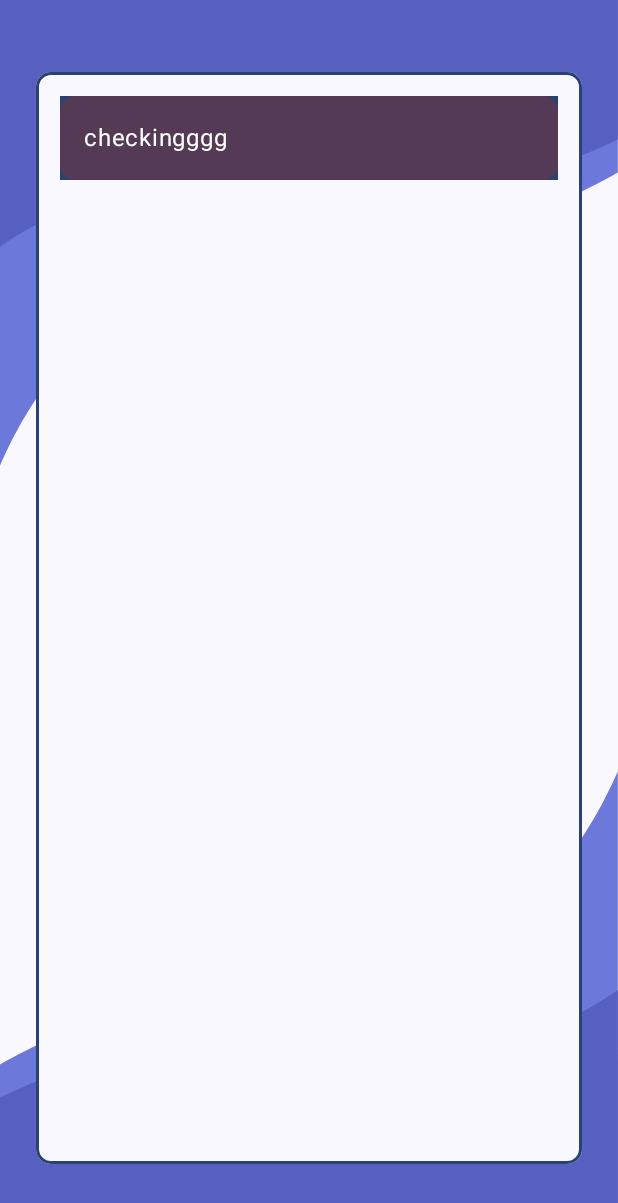
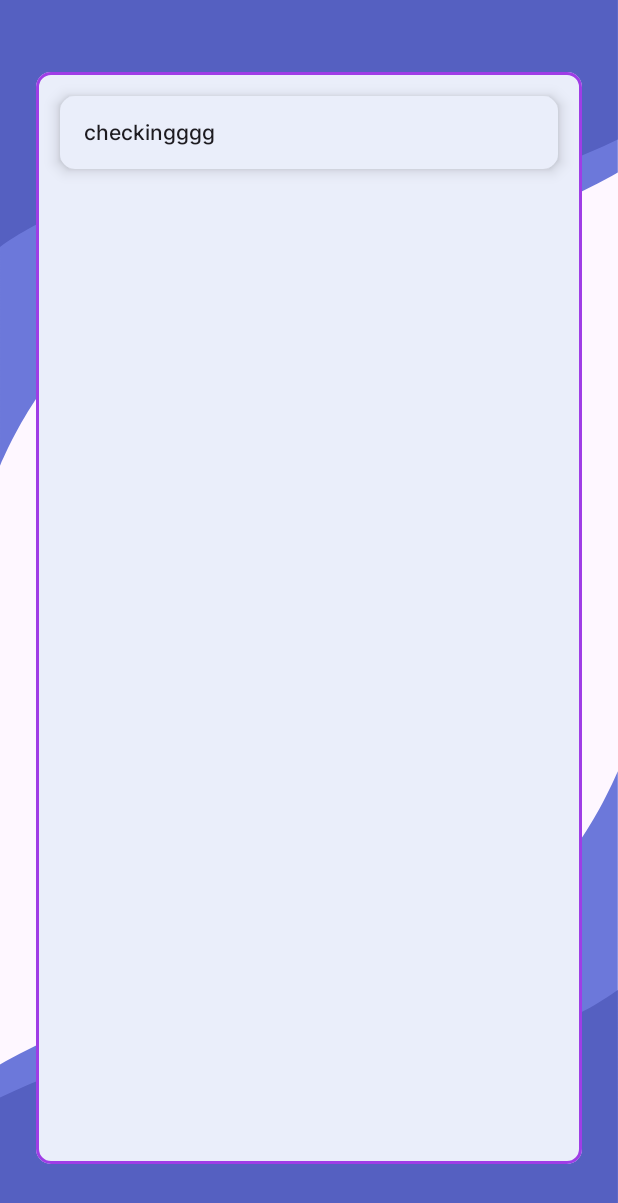
Before and after one commit to aDamian88/LearningZone, an Android app built with Jetpack Compose: the screen it shows after launch (MainActivity), on a phone screen of 412 x 824 dp. Shown: the top 1203 px of the screen. Run offline under Robolectric (Android 15) with nearby library versions, the phone set to English and light mode, and no system bars; our stand-ins replace Dagger/Hilt's generated code, Room's generated code.

Commit message:
Creation of local design system.

```diff
--- a/app/src/main/java/com/adamian/learningzone/MainActivity.kt
+++ b/app/src/main/java/com/adamian/learningzone/MainActivity.kt
@@ -7,7 +7,7 @@ import androidx.activity.viewModels
 import androidx.navigation.compose.rememberNavController
 import com.adamian.learningzone.domain.model.QuestionItem
 import com.adamian.learningzone.ui.loginscreen.LoginView
-import com.adamian.learningzone.ui.theme.LearningZoneTheme
+import com.adamian.learningzone.ui.theme.LearningZoneAppTheme
 import com.adamian.learningzone.ui.viewmodel.QuestionViewModel
 import dagger.hilt.android.AndroidEntryPoint
 
@@ -41,12 +41,10 @@ class MainActivity : ComponentActivity() {
             questionViewModel.saveQuestion(it)
         }
         setContent {
-            LearningZoneTheme {
+            LearningZoneAppTheme {
                 val navController = rememberNavController()
                 LoginView()
                 }
             }
         }
-
-
 }
--- a/app/src/main/java/com/adamian/learningzone/ui/loginscreen/LoginScreen.kt
+++ b/app/src/main/java/com/adamian/learningzone/ui/loginscreen/LoginScreen.kt
@@ -10,9 +10,7 @@ import androidx.compose.foundation.layout.offset
 import androidx.compose.foundation.layout.padding
 import androidx.compose.foundation.shape.RoundedCornerShape
 import androidx.compose.material3.Card
-import androidx.compose.material3.CardColors
 import androidx.compose.material3.CardDefaults
-import androidx.compose.material3.MaterialTheme
 import androidx.compose.material3.Scaffold
 import androidx.compose.material3.Text
 import androidx.compose.runtime.Composable
@@ -22,6 +20,7 @@ import androidx.compose.ui.draw.clip
 import androidx.compose.ui.res.painterResource
 import androidx.compose.ui.unit.dp
 import com.adamian.learningzone.R
+import com.adamian.learningzone.ui.theme.LearningZoneAppTheme
 
 
 @Composable
@@ -63,24 +62,27 @@ fun LoginView() {
                     .padding(horizontal = 24.dp, vertical = 48.dp) // Add padding for margin
                     .border(
                         width = 2.dp,
-                        color = MaterialTheme.colorScheme.primary,
+                        color = LearningZoneAppTheme.colorScheme.primary,
                         shape = RoundedCornerShape(10.dp)
                     )
                     .clip(RoundedCornerShape(10.dp))
-                    .background(MaterialTheme.colorScheme.background)
+                    .background(LearningZoneAppTheme.colorScheme.background)
                     .align(Alignment.Center)
             ) {
                 Card(
-                    colors= CardDefaults.cardColors(MaterialTheme.colorScheme.tertiary),
+                    colors= CardDefaults.cardColors(LearningZoneAppTheme.colorScheme.background),
+                    elevation = CardDefaults.cardElevation(
+                        defaultElevation = 6.dp
+                    ),
                     modifier = Modifier
                         .padding(16.dp)
-                        .fillMaxWidth()
-                        .background(MaterialTheme.colorScheme.primary),
+                        .fillMaxWidth(),
                     shape = RoundedCornerShape(10.dp)
                 ) {
                     Text(
                         text = "checkingggg",
                         modifier = Modifier.padding(16.dp),
+                        style = LearningZoneAppTheme.typography.labelLarge
                     )
                 }
             }
--- a/app/src/main/java/com/adamian/learningzone/ui/theme/Color.kt
+++ /dev/null
@@ -1,18 +0,0 @@
-package com.adamian.learningzone.ui.theme
-
-import androidx.compose.ui.graphics.Color
-
-val Purple80 = Color(0xFFD0BCFF)
-val PurpleGrey80 = Color(0xFFCCC2DC)
-val Pink80 = Color(0xFFEFB8C8)
-
-val Purple40 = Color(0xFF6650a4)
-val PurpleGrey40 = Color(0xFF625b71)
-val Pink40 = Color(0xFF7D5260)
-
-val LightGrey = Color(0xEAEEFA)
-val PurpleLight = Color(0x9F3DE6)
-val GreenLight = Color(0x61C6C3)
-val Purple = Color(0x6C77D9)
-val Red = Color(0xCC3746)
-val Yellow = Color(0xFCC739)
--- /dev/null
+++ b/app/src/main/java/com/adamian/learningzone/ui/theme/LearningZoneAppTheme.kt
@@ -0,0 +1,48 @@
+package com.adamian.learningzone.ui.theme
+
+import androidx.compose.foundation.isSystemInDarkTheme
+import androidx.compose.runtime.Composable
+import androidx.compose.runtime.CompositionLocalProvider
+import com.adamian.learningzone.ui.theme.LearningZoneAppTheme.shape
+import com.adamian.learningzone.ui.theme.LearningZoneAppTheme.typography
+import com.adamian.learningzone.ui.theme.LearningZoneAppTheme.size
+import com.adamian.learningzone.ui.theme.color.AppColorScheme
+import com.adamian.learningzone.ui.theme.color.darkColorScheme
+import com.adamian.learningzone.ui.theme.color.lightColorScheme
+import com.adamian.learningzone.ui.theme.color.localAppColorScheme
+import com.adamian.learningzone.ui.theme.shape.AppShape
+import com.adamian.learningzone.ui.theme.shape.localAppShape
+import com.adamian.learningzone.ui.theme.size.AppSize
+import com.adamian.learningzone.ui.theme.size.localAppSize
+import com.adamian.learningzone.ui.theme.typography.AppTypography
+import com.adamian.learningzone.ui.theme.typography.localAppTypography
+
+
+@Composable
+fun LearningZoneAppTheme(
+    isDarkTheme: Boolean = isSystemInDarkTheme(),
+    content: @Composable () -> Unit
+){
+    val colorScheme = if (isDarkTheme) darkColorScheme else lightColorScheme
+    CompositionLocalProvider(
+        localAppColorScheme provides colorScheme,
+        localAppTypography provides typography,
+        localAppShape provides shape,
+        localAppSize provides size,
+        content = content
+    )
+}
+
+object LearningZoneAppTheme {
+    val colorScheme: AppColorScheme
+        @Composable get() = localAppColorScheme.current
+
+    val typography: AppTypography
+        @Composable get() = localAppTypography.current
+
+    val shape: AppShape
+        @Composable get() = localAppShape.current
+
+    val size: AppSize
+        @Composable get() = localAppSize.current
+}
--- a/app/src/main/java/com/adamian/learningzone/ui/theme/Theme.kt
+++ /dev/null
@@ -1,64 +0,0 @@
-package com.adamian.learningzone.ui.theme
-
-import android.app.Activity
-import android.os.Build
-import androidx.compose.foundation.isSystemInDarkTheme
-import androidx.compose.material3.MaterialTheme
-import androidx.compose.material3.darkColorScheme
-import androidx.compose.material3.dynamicDarkColorScheme
-import androidx.compose.material3.dynamicLightColorScheme
-import androidx.compose.material3.lightColorScheme
-import androidx.compose.runtime.Composable
-import androidx.compose.runtime.SideEffect
-import androidx.compose.ui.graphics.toArgb
-import androidx.compose.ui.platform.LocalContext
-import androidx.compose.ui.platform.LocalView
-import androidx.core.view.WindowCompat
-
-private val DarkColorScheme = darkColorScheme(
-    primary = PurpleLight,
-    secondary = Red,
-    tertiary = Yellow,
-    background = LightGrey,
-    surface = GreenLight
-)
-
-private val LightColorScheme = lightColorScheme(
-    primary = PurpleLight,
-    secondary = Red,
-    tertiary = Yellow,
-    background = LightGrey,
-    surface = GreenLight
-)
-
-@Composable
-fun LearningZoneTheme(
-    darkTheme: Boolean = isSystemInDarkTheme(),
-    // Dynamic color is available on Android 12+
-    dynamicColor: Boolean = true,
-    content: @Composable () -> Unit
-) {
-    val colorScheme = when {
-        dynamicColor && Build.VERSION.SDK_INT >= Build.VERSION_CODES.S -> {
-            val context = LocalContext.current
-            if (darkTheme) dynamicDarkColorScheme(context) else dynamicLightColorScheme(context)
-        }
-
-        darkTheme -> DarkColorScheme
-        else -> LightColorScheme
-    }
-    val view = LocalView.current
-    if (!view.isInEditMode) {
-        SideEffect {
-            val window = (view.context as Activity).window
-            window.statusBarColor = colorScheme.primary.toArgb()
-            WindowCompat.getInsetsController(window, view).isAppearanceLightStatusBars = darkTheme
-        }
-    }
-
-    MaterialTheme(
-        colorScheme = colorScheme,
-        typography = Typography,
-        content = content
-    )
-}
--- a/app/src/main/java/com/adamian/learningzone/ui/theme/Type.kt
+++ /dev/null
@@ -1,34 +0,0 @@
-package com.adamian.learningzone.ui.theme
-
-import androidx.compose.material3.Typography
-import androidx.compose.ui.text.TextStyle
-import androidx.compose.ui.text.font.FontFamily
-import androidx.compose.ui.text.font.FontWeight
-import androidx.compose.ui.unit.sp
-
-// Set of Material typography styles to start with
-val Typography = Typography(
-    bodyLarge = TextStyle(
-        fontFamily = FontFamily.Default,
-        fontWeight = FontWeight.Normal,
-        fontSize = 16.sp,
-        lineHeight = 24.sp,
-        letterSpacing = 0.5.sp
-    )
-    /* Other default text styles to override
-    titleLarge = TextStyle(
-        fontFamily = FontFamily.Default,
-        fontWeight = FontWeight.Normal,
-        fontSize = 22.sp,
-        lineHeight = 28.sp,
-        letterSpacing = 0.sp
-    ),
-    labelSmall = TextStyle(
-        fontFamily = FontFamily.Default,
-        fontWeight = FontWeight.Medium,
-        fontSize = 11.sp,
-        lineHeight = 16.sp,
-        letterSpacing = 0.5.sp
-    )
-    */
-)
--- /dev/null
+++ b/app/src/main/java/com/adamian/learningzone/ui/theme/color/Color.kt
@@ -0,0 +1,23 @@
+package com.adamian.learningzone.ui.theme.color
+import androidx.compose.ui.graphics.Color
+
+
+// Light Theme Colors
+val purple200 = Color(0xFF9F3DE6)
+val purple100 = Color(0xFFFFFFFF)
+val red200 = Color(0xFFCC3746)
+val red100 = Color(0xFFFFFFFF)
+val yellow200 = Color(0xFFFCC739)
+val yellow100 = Color(0xFFFFFFFF)
+val teal200 = Color(0xFF61C6C3)
+val teal100 = Color(0xFFFFFFFF)
+val gray100 = Color(0XFFEAEEFA)
+val gray800 = Color(0XFF414042)
+
+// Dark Theme Colors
+val purple700 = Color(0xFFBB86FC)
+val purple900 = Color(0XFF414042)
+val teal700 = Color(0xFF03DAC6)
+val teal900 = Color(0XFF414042)
+val gray800_2 = Color(0XFF414042)
+val gray100_2 = Color(0XFFEAEEFA)
--- /dev/null
+++ b/app/src/main/java/com/adamian/learningzone/ui/theme/color/ColorScheme.kt
@@ -0,0 +1,35 @@
+package com.adamian.learningzone.ui.theme.color
+
+import androidx.compose.runtime.staticCompositionLocalOf
+import androidx.compose.ui.graphics.Color
+
+data class AppColorScheme(
+    val background: Color,
+    val onBackground: Color,
+    val primary: Color,
+    val onPrimary: Color,
+    val secondary: Color,
+    val onSecondary: Color
+)
+
+val darkColorScheme = AppColorScheme(
+    background = gray800_2,
+    onBackground = gray100_2,
+    primary = purple700,
+    onPrimary = purple900,
+    secondary = teal700,
+    onSecondary = teal900
+)
+
+val lightColorScheme = AppColorScheme(
+    background = gray100,
+    onBackground = gray800,
+    primary = purple200,
+    onPrimary = purple100,
+    secondary = red200,
+    onSecondary = red100
+)
+
+val localAppColorScheme = staticCompositionLocalOf {
+    lightColorScheme // Default to light color scheme
+}
--- /dev/null
+++ b/app/src/main/java/com/adamian/learningzone/ui/theme/shape/Shape.kt
@@ -0,0 +1,19 @@
+package com.adamian.learningzone.ui.theme.shape
+
+import androidx.compose.foundation.shape.RoundedCornerShape
+import androidx.compose.runtime.staticCompositionLocalOf
+import androidx.compose.ui.graphics.RectangleShape
+import androidx.compose.ui.graphics.Shape
+import androidx.compose.ui.unit.dp
+
+data class AppShape(
+    val container: Shape = RoundedCornerShape(12.dp),
+    val button: Shape = RoundedCornerShape(50.dp)
+)
+
+val localAppShape = staticCompositionLocalOf {
+    AppShape(
+        container = RectangleShape,
+        button = RectangleShape
+    )
+}
--- /dev/null
+++ b/app/src/main/java/com/adamian/learningzone/ui/theme/size/Size.kt
@@ -0,0 +1,19 @@
+package com.adamian.learningzone.ui.theme.size
+
+import androidx.compose.runtime.staticCompositionLocalOf
+import androidx.compose.ui.unit.Dp
+import androidx.compose.ui.unit.dp
+
+data class AppSize(
+    val large: Dp = 24.dp,
+    val medium: Dp = 16.dp,
+    val small: Dp = 14.dp
+)
+
+val localAppSize = staticCompositionLocalOf {
+    AppSize(
+        large = Dp.Unspecified,
+        medium = Dp.Unspecified,
+        small = Dp.Unspecified
+    )
+}
--- /dev/null
+++ b/app/src/main/java/com/adamian/learningzone/ui/theme/typography/Typography.kt
@@ -0,0 +1,61 @@
+package com.adamian.learningzone.ui.theme.typography
+
+import androidx.compose.runtime.staticCompositionLocalOf
+import androidx.compose.ui.text.TextStyle
+import androidx.compose.ui.text.font.Font
+import androidx.compose.ui.text.font.FontFamily
+import androidx.compose.ui.text.font.FontWeight
+import androidx.compose.ui.unit.sp
+import com.adamian.learningzone.R
+
+val Handlee = FontFamily(
+    Font(R.font.handleeregular, FontWeight.Normal)
+)
+
+val Inter = FontFamily(
+    Font(R.font.intermedium, FontWeight.Normal)
+)
+
+data class AppTypography(
+    val titleLarge: TextStyle,
+    val titleNormal: TextStyle,
+    val body: TextStyle,
+    val labelLarge: TextStyle,
+    val labelNormal: TextStyle,
+    val labelSmall: TextStyle
+)
+
+val localAppTypography = staticCompositionLocalOf {
+    AppTypography(
+        titleLarge = TextStyle(
+            fontFamily = Handlee,
+            fontWeight = FontWeight.Bold,
+            fontSize = 24.sp
+        ),
+        titleNormal = TextStyle(
+            fontFamily = Handlee,
+            fontWeight = FontWeight.Normal,
+            fontSize = 24.sp
+        ),
+        body = TextStyle(
+            fontFamily = Inter,
+            fontWeight = FontWeight.Normal,
+            fontSize = 16.sp
+        ),
+        labelLarge = TextStyle(
+            fontFamily = Inter,
+            fontWeight = FontWeight.Normal,
+            fontSize = 14.sp
+        ),
+        labelNormal = TextStyle(
+            fontFamily = Inter,
+            fontWeight = FontWeight.Normal,
+            fontSize = 12.sp
+        ),
+        labelSmall = TextStyle(
+            fontFamily = Inter,
+            fontWeight = FontWeight.Normal,
+            fontSize = 10.sp
+        )
+    )
+}
```
Also changed, not shown: app/src/main/res/font/handleeregular.ttf (added), app/src/main/res/font/intermedium.ttf (added).
